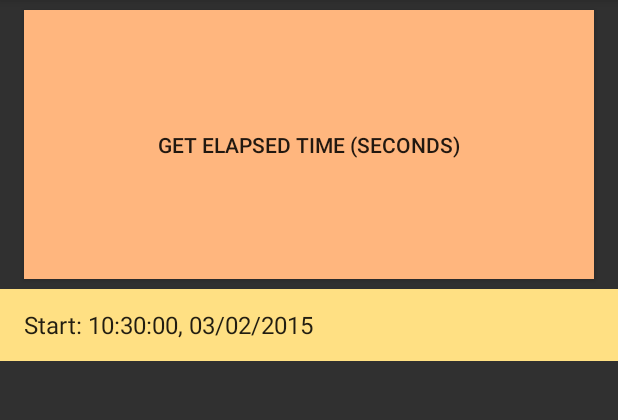
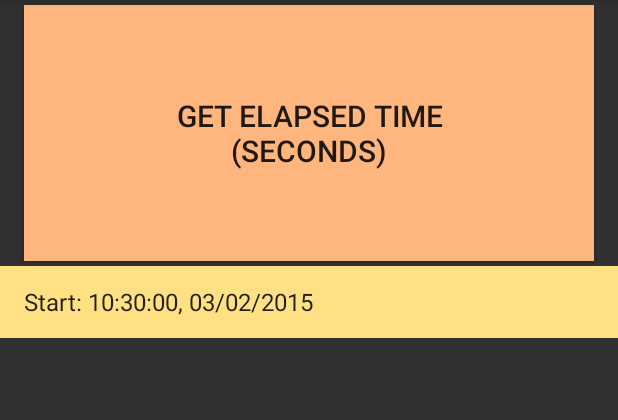
Before and after one commit to lapatri/TimeTags, an Android app: the screen it shows after launch (TimeTagActivity), on a phone screen of 412 x 824 dp, the part 84-504 px from its top. Run offline under Robolectric (Android 15) with nearby library versions, the phone set to English and light mode, and no system bars.

Commit message:
Smaller button

```diff
--- a/app/src/main/res/layout/activity_time_tag.xml
+++ b/app/src/main/res/layout/activity_time_tag.xml
@@ -12,17 +12,18 @@
         android:text="@string/tag_button"
         android:layout_marginLeft="16dp"
         android:layout_marginRight="16dp"
-        android:padding="80dp"
+        android:padding="60dp"
         android:background="#ffffb67e"
-        android:layout_marginBottom="10px"
-        android:layout_marginTop="10px"/>
+        android:textSize ="20dp"
+        android:layout_marginBottom="3dp"
+        android:layout_marginTop="3dp"/>
 
     <ListView
         android:id="@+id/listViewTags"
         android:layout_width="match_parent"
         android:layout_height="wrap_content"
         android:background="#ffffe083"
-        android:textColor="#cccccc">
+        android:textColor="#556699">
     </ListView>
 
 </LinearLayout>
```
